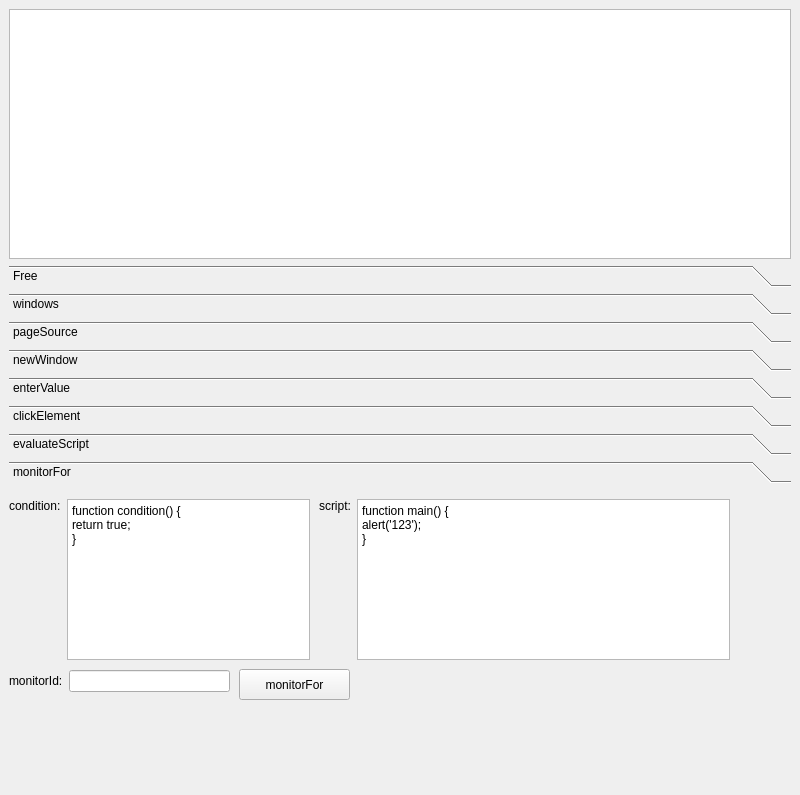
Old version of the form convey/mainwindow.ui in the repository dmytrohyzhko/convey-desktop-app.
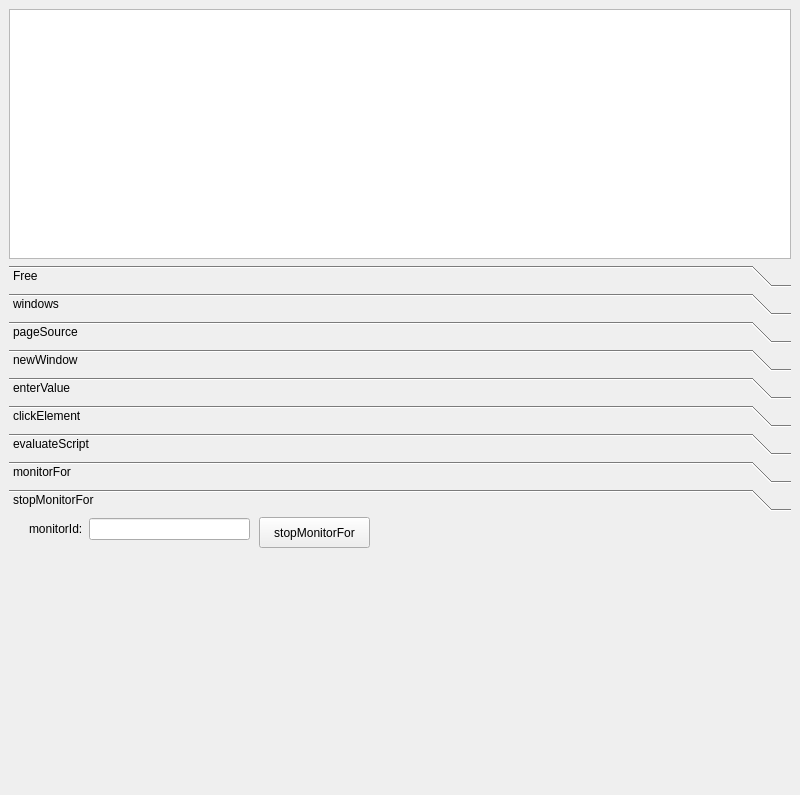
New version of the form. The open tabs and pages were chosen to show the change.

```diff
--- a/convey/mainwindow.ui
+++ b/convey/mainwindow.ui
@@ -474,7 +474,7 @@
          <x>0</x>
          <y>0</y>
          <width>782</width>
-         <height>305</height>
+         <height>278</height>
         </rect>
        </property>
        <attribute name="label">
@@ -580,6 +580,63 @@
           </widget>
          </item>
         </layout>
+       </widget>
+       <widget class="QCheckBox" name="checkStopMonitorForOnce">
+        <property name="geometry">
+         <rect>
+          <x>360</x>
+          <y>180</y>
+          <width>261</width>
+          <height>31</height>
+         </rect>
+        </property>
+        <property name="text">
+         <string>Stop monitor once condition is true</string>
+        </property>
+       </widget>
+      </widget>
+      <widget class="QWidget" name="stopMonitorFor">
+       <attribute name="label">
+        <string>stopMonitorFor</string>
+       </attribute>
+       <widget class="QWidget" name="layoutWidget_27">
+        <property name="geometry">
+         <rect>
+          <x>20</x>
+          <y>0</y>
+          <width>221</width>
+          <height>24</height>
+         </rect>
+        </property>
+        <layout class="QHBoxLayout" name="horizontalLayout_28">
+         <item>
+          <widget class="QLabel" name="label_28">
+           <property name="text">
+            <string>monitorId:</string>
+           </property>
+          </widget>
+         </item>
+         <item>
+          <widget class="QLineEdit" name="lineEditTabId_12">
+           <property name="text">
+            <string/>
+           </property>
+          </widget>
+         </item>
+        </layout>
+       </widget>
+       <widget class="QPushButton" name="btnStopMonitorFor">
+        <property name="geometry">
+         <rect>
+          <x>250</x>
+          <y>0</y>
+          <width>111</width>
+          <height>31</height>
+         </rect>
+        </property>
+        <property name="text">
+         <string>stopMonitorFor</string>
+        </property>
        </widget>
       </widget>
      </widget>
```
Left out of the diff: 14 changed lines with no effect on the pictures.
